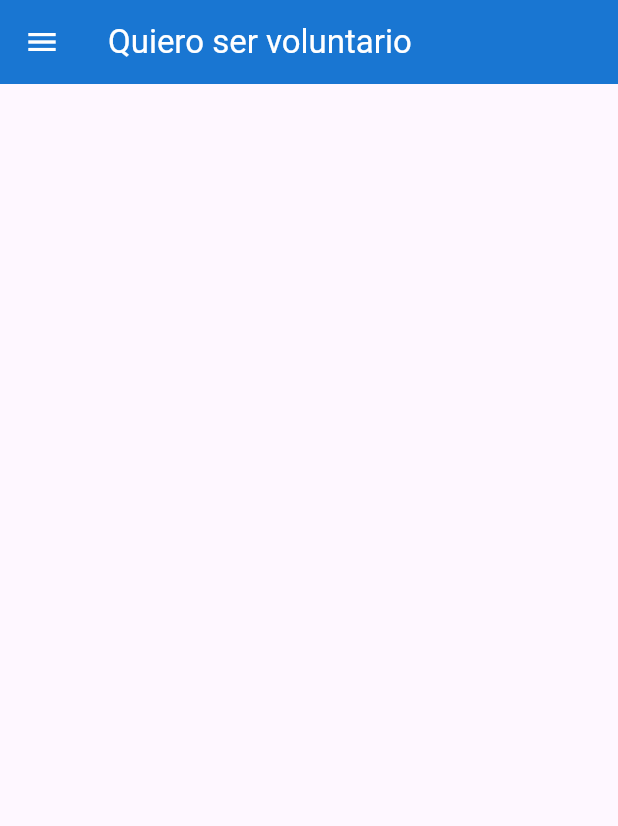
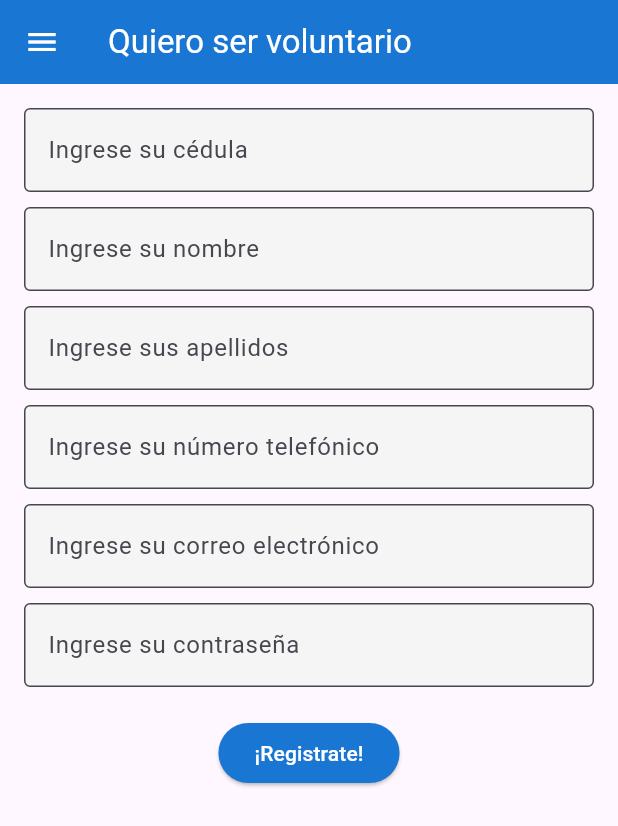
Before and after one commit to CaesaRR19/Defensa-Civil, a Flutter app: the BeVolunteer screen opened directly, on a phone screen of 412 x 824 dp. Shown: the top 826 px of the screen. Run offline on Flutter 3.47's test engine with Material 3 defaults, Android fonts, the phone set to English and light mode, and no system bars.

Commit message:
feat: add BeVolunteer Screen

```diff
--- a/defensa_civil/lib/pages/be_volunteer/be_volunteer.dart
+++ b/defensa_civil/lib/pages/be_volunteer/be_volunteer.dart
@@ -1,4 +1,5 @@
 import 'package:defensa_civil/menu/drawer.dart';
+import 'package:defensa_civil/pages/be_volunteer/be_volunteer_body.dart';
 import 'package:flutter/material.dart';
 
 class BeVolunteer extends StatelessWidget {
@@ -15,7 +16,7 @@ class BeVolunteer extends StatelessWidget {
         drawer: const NavigationDrawerMenu(),
         //FAVOR AQUI PONER EL DESARROLLO DE TU WIDGET Y TU PARTE
         //AQUI IRÁ BE_VOLUNTEER_BODY
-        body: null //BeVolunteerBody ,
+        body: const BeVolunteerBody() //BeVolunteerBody ,
         );
   }
 }
--- a/defensa_civil/lib/pages/be_volunteer/be_volunteer_body.dart
+++ b/defensa_civil/lib/pages/be_volunteer/be_volunteer_body.dart
@@ -0,0 +1,234 @@
+import 'dart:convert';
+import 'package:flutter/material.dart';
+import 'package:flutter/services.dart';
+import 'package:http/http.dart' as http;
+
+class BeVolunteerBody extends StatefulWidget {
+  const BeVolunteerBody({super.key});
+
+  @override
+  BeVolunteerBodyState createState() => BeVolunteerBodyState();
+}
+
+class BeVolunteerBodyState extends State<BeVolunteerBody> {
+  final TextEditingController _idController = TextEditingController();
+  final TextEditingController _nameController = TextEditingController();
+  final TextEditingController _surnameController = TextEditingController();
+  final TextEditingController _phoneNumberController = TextEditingController();
+  final TextEditingController _emailController = TextEditingController();
+  final TextEditingController _passwordController = TextEditingController();
+  final GlobalKey<FormState> _formKey = GlobalKey<FormState>();
+
+  Future<void> _addVolunteer() async {
+    var uri = Uri.parse('https://adamix.net/defensa_civil/def/registro.php');
+    var request = http.MultipartRequest('POST', uri);
+    request.fields['cedula'] = _idController.text;
+    request.fields['nombre'] = _nameController.text;
+    request.fields['apellido'] = _surnameController.text;
+    request.fields['clave'] = _passwordController.text;
+    request.fields['correo'] = _emailController.text;
+    request.fields['telefono'] = _phoneNumberController.text;
+
+    try {
+      var streamedResponse = await request.send();
+      final response = await http.Response.fromStream(streamedResponse);
+
+      if (response.statusCode == 200) {
+        var responseData = jsonDecode(response.body);
+        if (responseData['exito'] == true) {
+          _showDialog('Éxito', 'El registro fue exitoso.');
+        } else {
+          _showDialog('Error', 'El registro falló: ${responseData['mensaje']}');
+        }
+      } else {
+        _showDialog('Error',
+            'Error de conexión: Código de estado ${response.statusCode}');
+      }
+    } catch (e) {
+      _showDialog('Error', 'Ocurrió un error: $e');
+    }
+  }
+
+  void _showDialog(String title, String message) {
+    showDialog(
+      context: context,
+      builder: (BuildContext context) {
+        return AlertDialog(
+          title: Text(title),
+          content: Text(message),
+          actions: <Widget>[
+            TextButton(
+              child: const Text('OK'),
+              onPressed: () {
+                Navigator.of(context).pop();
+              },
+            ),
+          ],
+        );
+      },
+    );
+  }
+
+  @override
+  Widget build(BuildContext context) {
+    return SingleChildScrollView(
+      child: Padding(
+        padding: const EdgeInsets.all(16.0),
+        child: Form(
+          key: _formKey,
+          child: Column(
+            mainAxisAlignment: MainAxisAlignment.center,
+            crossAxisAlignment: CrossAxisAlignment.center,
+            children: <Widget>[
+              // cedula's TextFormField
+              TextFormField(
+                maxLength: 13,
+                maxLengthEnforcement: MaxLengthEnforcement.enforced,
+                controller: _idController,
+                decoration: InputDecoration(
+                    labelText: 'Ingrese su cédula',
+                    hintText: "XXX-XXXXXXX-X",
+                    counterText: "",
+                    border: const OutlineInputBorder(),
+                    filled: true,
+                    fillColor: Colors.grey[100]),
+                keyboardType:
+                    const TextInputType.numberWithOptions(signed: true),
+                validator: (value) {
+                  if (value == null || value.isEmpty) {
+                    return 'Por favor, ingrese su cédula';
+                  }
+                  if (!RegExp(r'^\d{3}-\d{7}-\d{1}$').hasMatch(value)) {
+                    return 'Por favor, ingrese su cédula en un formato válido. Ejemplo: XXX-XXXXXXX-X';
+                  }
+                  return null;
+                },
+                inputFormatters: [
+                  FilteringTextInputFormatter.allow(
+                      RegExp(r'^\d{0,3}-?\d{0,7}-?\d{0,1}$')),
+                ],
+              ),
+              const SizedBox(height: 10),
+              // nombre's TextFormField
+              TextFormField(
+                  controller: _nameController,
+                  decoration: InputDecoration(
+                      labelText: 'Ingrese su nombre',
+                      border: const OutlineInputBorder(),
+                      filled: true,
+                      fillColor: Colors.grey[100]),
+                  validator: (value) {
+                    if (value == null || value.isEmpty) {
+                      return 'Por favor, ingrese su nombre';
+                    }
+                    return null;
+                  },
+                  inputFormatters: [
+                    FilteringTextInputFormatter.allow(
+                        RegExp(r'[a-zA-ZáéíóúÁÉÍÓÚñÑüÜ\s]+')),
+                  ]),
+              const SizedBox(height: 10),
+              // apellido's TextFormField
+              TextFormField(
+                  controller: _surnameController,
+                  decoration: InputDecoration(
+                      labelText: 'Ingrese sus apellidos',
+                      border: const OutlineInputBorder(),
+                      filled: true,
+                      fillColor: Colors.grey[100]),
+                  validator: (value) {
+                    if (value == null || value.isEmpty) {
+                      return 'Por favor, ingrese sus apellidos';
+                    }
+                    return null;
+                  },
+                  inputFormatters: [
+                    FilteringTextInputFormatter.allow(
+                        RegExp(r'[a-zA-ZáéíóúÁÉÍÓÚñÑüÜ\s]+')),
+                  ]),
+              const SizedBox(height: 10),
+              // telefono's TextFormField
+              TextFormField(
+                  maxLength: 12,
+                  maxLengthEnforcement: MaxLengthEnforcement.enforced,
+                  controller: _phoneNumberController,
+                  decoration: InputDecoration(
+                      labelText: 'Ingrese su número telefónico',
+                      hintText: "XXX-XXX-XXXX",
+                      counterText: "",
+                      border: const OutlineInputBorder(),
+                      filled: true,
+                      fillColor: Colors.grey[100]),
+                  keyboardType: TextInputType.phone,
+                  validator: (value) {
+                    if (value == null || value.isEmpty) {
+                      return 'Por favor, ingrese su número telefónico';
+                    }
+                    if (!RegExp(r'^\d{3}-\d{3}-\d{4}$').hasMatch(value)) {
+                      return 'Por favor, ingrese su número telefónico en un formato válido. Ejemplo: XXX-XXX-XXXX';
+                    }
+                    return null;
+                  },
+                  inputFormatters: [
+                    FilteringTextInputFormatter.allow(
+                        RegExp(r'^\d{0,3}-?\d{0,3}-?\d{0,4}$')),
+                  ]),
+              const SizedBox(height: 10),
+              // correo's TextFormField
+              TextFormField(
+                controller: _emailController,
+                decoration: InputDecoration(
+                    labelText: 'Ingrese su correo electrónico',
+                    border: const OutlineInputBorder(),
+                    filled: true,
+                    fillColor: Colors.grey[100]),
+                keyboardType: TextInputType.emailAddress,
+                validator: (value) {
+                  if (value == null || value.isEmpty) {
+                    return 'Por favor, ingrese su correo electrónico';
+                  }
+                  if (!RegExp(
+                          r'^[a-zA-Z0-9_.+-]+@[a-zA-Z0-9-]+\.[a-zA-Z0-9-.]+$')
+                      .hasMatch(value)) {
+                    return 'Por favor, ingrese un correo válido';
+                  }
+                  return null;
+                },
+              ),
+              const SizedBox(height: 10),
+              // clave's TextFormField
+              TextFormField(
+                controller: _passwordController,
+                decoration: InputDecoration(
+                    labelText: 'Ingrese su contraseña',
+                    border: const OutlineInputBorder(),
+                    filled: true,
+                    fillColor: Colors.grey[100]),
+                obscureText: true,
+                validator: (value) {
+                  if (value == null || value.isEmpty || value.length < 8) {
+                    return 'La contraseña contener 8 caracteres como minimo';
+                  }
+                  return null;
+                },
+              ),
+              const SizedBox(height: 20),
+              ElevatedButton(
+                  onPressed: () {
+                    if (_formKey.currentState!.validate()) {
+                      _addVolunteer();
+                    }
+                  },
+                  style: ButtonStyle(
+                      backgroundColor: MaterialStateProperty.resolveWith(
+                          (states) => Colors.blue.shade700),
+                      foregroundColor: MaterialStateProperty.resolveWith(
+                          (states) => Colors.white)),
+                  child: const Text('¡Registrate!')),
+            ],
+          ),
+        ),
+      ),
+    );
+  }
+}
--- a/defensa_civil/pubspec.yaml
+++ b/defensa_civil/pubspec.yaml
@@ -1,14 +1,15 @@
 name: defensa_civil
 description: "A new Flutter project."
-publish_to: 'none'
+publish_to: "none"
 version: 0.1.0
 
 environment:
-  sdk: '>=3.2.6 <4.0.0'
+  sdk: ">=3.2.6 <4.0.0"
 
 dependencies:
   flutter:
     sdk: flutter
+  http: ^1.2.1
 
 dev_dependencies:
   flutter_test:
```
Also changed, not shown: defensa_civil/pubspec.lock.
